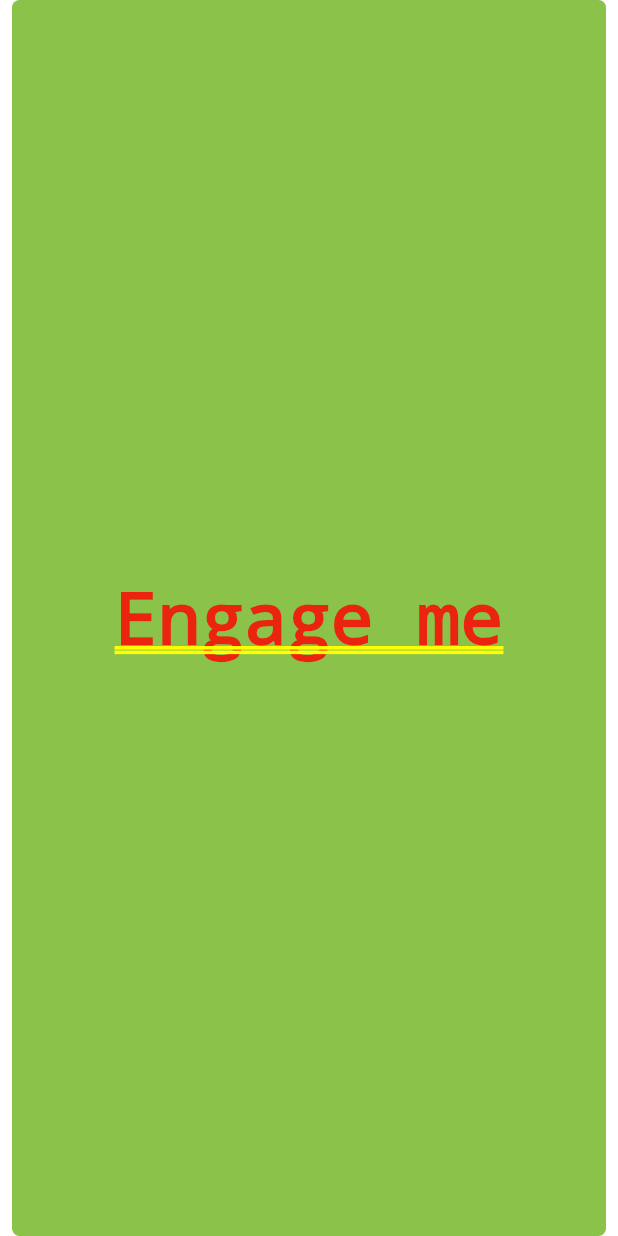
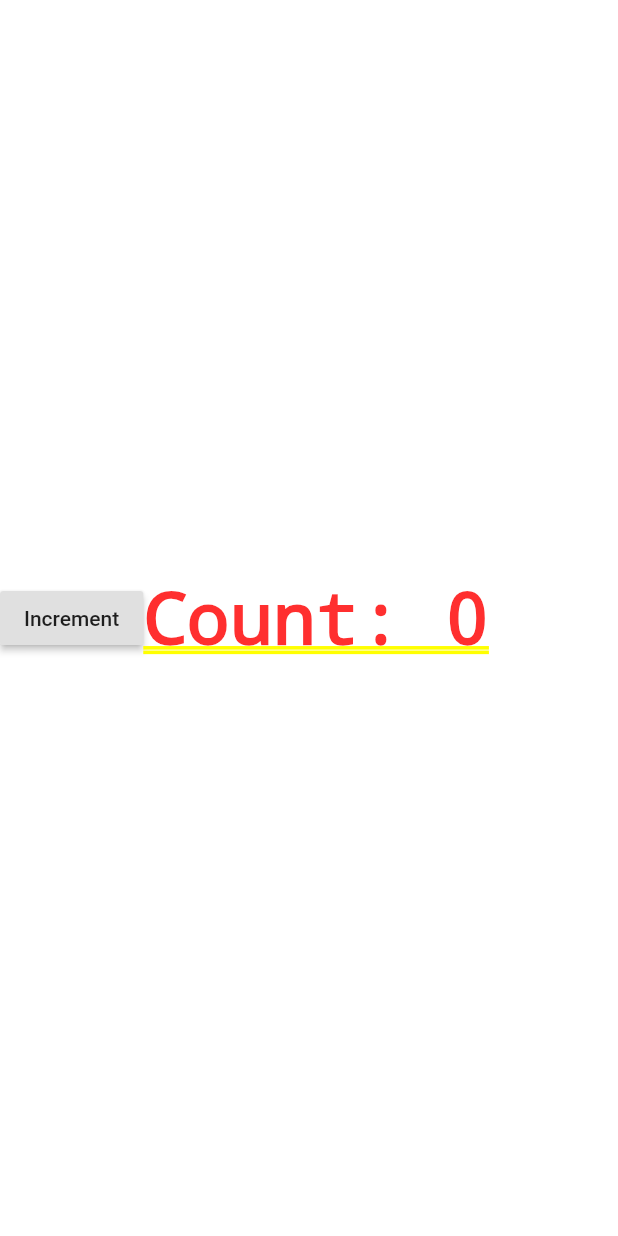
Before and after one commit to runnerro4d/Flutter, a Flutter app: the screen it shows after launch, on a phone screen of 412 x 824 dp. Run offline on Flutter 3.47's test engine with Material 2 defaults, Android fonts, the phone set to English and light mode, and no system bars.

Commit message:
Using buttons

```diff
--- a/lib/main.dart
+++ b/lib/main.dart
@@ -3,62 +3,45 @@ import 'package:flutter/material.dart';
 void main(){
   runApp(MaterialApp(
     title: 'Flutter App',
-    home: MyButton(),
+    home: Counter(),
   ));
 }
+class Counter extends StatefulWidget{
+  @override
+  _CounterState createState() => _CounterState();
+}
 
-class TutorialHome extends StatelessWidget {
+class _CounterState extends State<Counter> {
+  int _counter = 0;
+
+  void _increment() {
+    setState(() {
+      // This call to setState tells the Flutter framework that
+      // something has changed in this State, which causes it to rerun
+      // the build method below so that the display can reflect the
+      // updated values. If we changed _counter without calling
+      // setState(), then the build method would not be called again,
+      // and so nothing would appear to happen.
+      _counter++;
+    });
+  }
+
   @override
   Widget build(BuildContext context) {
-    // Scaffold is a layout for the major Material Components.
-    return Scaffold(
-      appBar: AppBar(
-        leading: IconButton(
-          icon: Icon(Icons.menu),
-          tooltip: 'Navigation menu',
-          onPressed: null,
+    // This method is rerun every time setState is called, for instance
+    // as done by the _increment method above.
+    // The Flutter framework has been optimized to make rerunning
+    // build methods fast, so that you can just rebuild anything that
+    // needs updating rather than having to individually change
+    // instances of widgets.
+    return Row(
+      children: <Widget>[
+        RaisedButton(
+          onPressed: _increment,
+          child: Text('Increment'),
         ),
-        title: Text('Example title'),
-        actions: <Widget>[
-          IconButton(
-            icon: Icon(Icons.search),
-            tooltip: 'Search',
-            onPressed: null,
-          ),
-        ],
-      ),
-      // body is the majority of the screen.
-      body: Center(
-        child: Text('Hello, world!'),
-      ),
-      floatingActionButton: FloatingActionButton(
-        tooltip: 'Add', // used by assistive technologies
-        child: Icon(Icons.add),
-        onPressed: null,
-      ),
+        Text('Count: $_counter'),
+      ],
     );
   }
 }
-
-class MyButton extends StatelessWidget {
-  @override
-  Widget build(BuildContext context) {
-    return GestureDetector(
-      onTap: () {
-        print('MyButton was tapped!');
-      },
-      child: Container(
-        height: 36.0,
-        padding: const EdgeInsets.all(8.0),
-        margin: const EdgeInsets.symmetric(horizontal: 8.0),
-        decoration: BoxDecoration(
-          borderRadius: BorderRadius.circular(5.0),
-          color: Colors.lightGreen[500],
-        ),
-        child: Center(
-          child: Text('Engage me'),
-        ),
-      ),
-    );
-  }
-}
```
